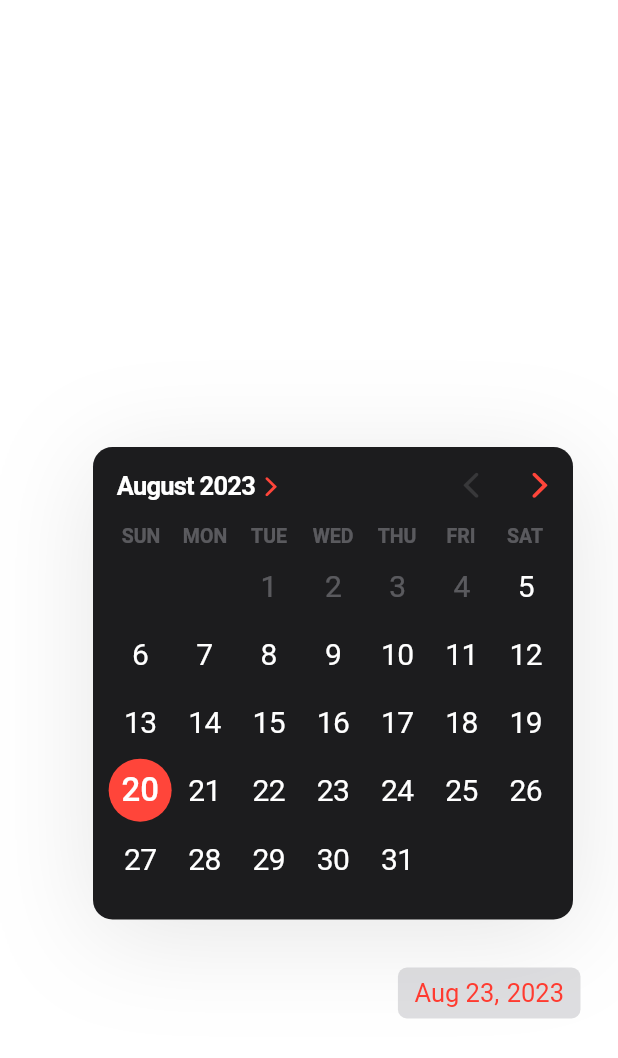
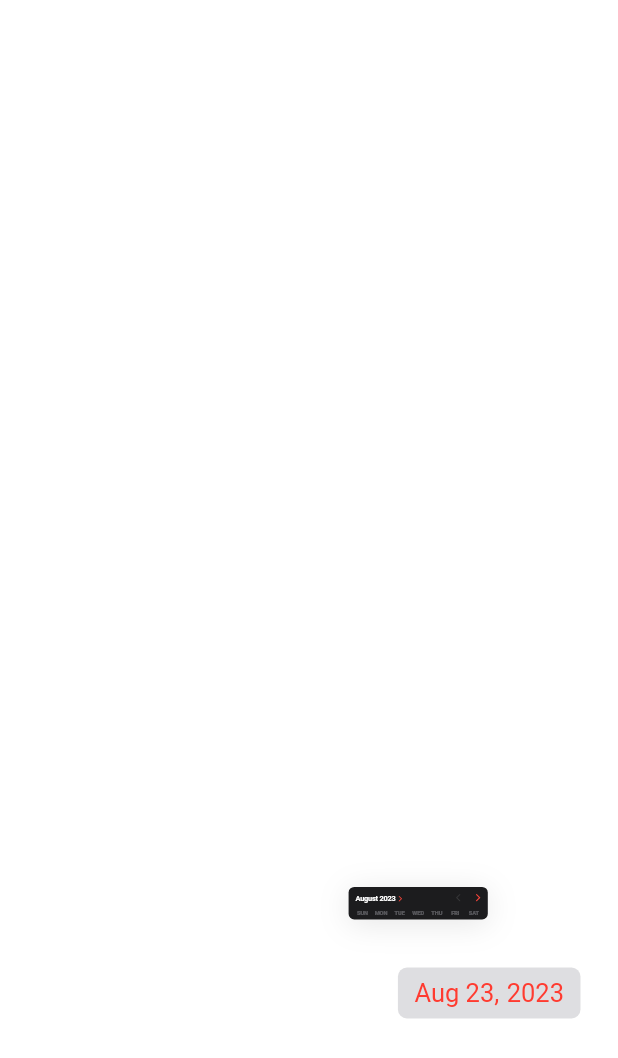
Before and after one commit to philip-soft/cupertino_calendar_picker, a Flutter app: the screen it shows after launch, on a phone screen of 412 x 824 dp. Shown: the top 1058 px of the screen. Run offline on Flutter 3.47's test engine with Material 2 defaults, Android fonts, the light colour scheme and no system bars; our stand-ins replace equatable.

Commit message:
Pop-up animation [WIP] part 2

```diff
--- a/example/analysis_options.yaml
+++ b/example/analysis_options.yaml
@@ -61,11 +61,9 @@ linter:
     file_names: true
     hash_and_equals: true
     implementation_imports: true
-    iterable_contains_unrelated_type: true
     join_return_with_assignment: true
     library_names: true
     library_prefixes: true
-    list_remove_unrelated_type: true
     literal_only_boolean_expressions: true
     no_default_cases: true
     no_duplicate_case_values: true
--- a/example/lib/main.dart
+++ b/example/lib/main.dart
@@ -1,12 +1,11 @@
 import 'package:cupertino_calendar/lib.dart';
 import 'package:flutter/cupertino.dart';
 import 'package:flutter/material.dart';
-import 'package:flutter/scheduler.dart';
 import 'package:flutter_localizations/flutter_localizations.dart';
 import 'package:intl/intl.dart';
 
 void main() {
-  // timeDilation = 5.0;
+  // timeDilation = 10.0;
   runApp(const MyApp());
 }
 
@@ -55,31 +54,234 @@ class MyHomePage extends StatefulWidget {
   State<MyHomePage> createState() => _MyHomePageState();
 }
 
-class _MyHomePageState extends State<MyHomePage> with TickerProviderStateMixin {
-  late AnimationController _controller;
-  late AnimationController _fadeController;
-  late Animation<double> _animation;
+class _MyHomePageState extends State<MyHomePage>
+    with SingleTickerProviderStateMixin {
+  late final AnimationController _controller;
+  late final Animation<double> opacity;
+  late final Animation<double> scale;
+  late final Animation<double> height;
+
   bool _isExpanded = false;
 
   @override
   void initState() {
     super.initState();
-    const duration = Duration(milliseconds: 400);
-
     _controller = AnimationController(
       vsync: this,
-      duration: duration,
-      value: 1.0,
-      lowerBound: 0.3,
+      duration: const Duration(milliseconds: 300),
     );
 
-    _fadeController = AnimationController(
-      vsync: this,
-      duration: duration,
-      value: 1.0,
+    scale = TweenSequence<double>([
+      TweenSequenceItem(
+        tween: Tween(
+          begin: 0.29,
+          end: 0.39,
+        ),
+        weight: 0.071,
+      ),
+      TweenSequenceItem(
+        tween: Tween(
+          begin: 0.39,
+          end: 0.5,
+        ),
+        weight: 0.071,
+      ),
+      TweenSequenceItem(
+        tween: Tween(
+          begin: 0.5,
+          end: 0.61,
+        ),
+        weight: 0.071,
+      ),
+      TweenSequenceItem(
+        tween: Tween(
+          begin: 0.61,
+          end: 0.7,
+        ),
+        weight: 0.071,
+      ),
+      TweenSequenceItem(
+        tween: Tween(
+          begin: 0.7,
+          end: 0.785,
+        ),
+        weight: 0.071,
+      ),
+      TweenSequenceItem(
+        tween: Tween(
+          begin: 0.785,
+          end: 0.85,
+        ),
+        weight: 0.071,
+      ),
+      TweenSequenceItem(
+        tween: Tween(
+          begin: 0.85,
+          end: 0.9,
+        ),
+        weight: 0.071,
+      ),
+      TweenSequenceItem(
+        tween: Tween(
+          begin: 0.9,
+          end: 0.94,
+        ),
+        weight: 0.071,
+      ),
+      TweenSequenceItem(
+        tween: Tween(
+          begin: 0.94,
+          end: 0.965,
+        ),
+        weight: 0.071,
+      ),
+      TweenSequenceItem(
+        tween: Tween(
+          begin: 0.965,
+          end: 0.985,
+        ),
+        weight: 0.071,
+      ),
+      TweenSequenceItem(
+        tween: Tween(
+          begin: 0.985,
+          end: 0.997,
+        ),
+        weight: 0.071,
+      ),
+      TweenSequenceItem(
+        tween: Tween(
+          begin: 0.997,
+          end: 1.0,
+        ),
+        weight: 0.071,
+      ),
+      TweenSequenceItem(
+        tween: Tween(
+          begin: 1.0,
+          end: 1.01,
+        ),
+        weight: 0.071,
+      ),
+      TweenSequenceItem(
+        tween: Tween(
+          begin: 1.01,
+          end: 1.0,
+        ),
+        weight: 0.071,
+      ),
+    ]).animate(
+      CurvedAnimation(
+        parent: _controller,
+        curve: Curves.linear,
+      ),
     );
 
-    _animation = CurvedAnimation(parent: _controller, curve: Curves.easeInOut);
+    height = TweenSequence<double>([
+      TweenSequenceItem(
+        tween: Tween(
+          begin: 75.0,
+          end: 110.0,
+        ),
+        weight: 0.071,
+      ),
+      TweenSequenceItem(
+        tween: Tween(
+          begin: 110.0,
+          end: 150.0,
+        ),
+        weight: 0.071,
+      ),
+      TweenSequenceItem(
+        tween: Tween(
+          begin: 150.0,
+          end: 185.0,
+        ),
+        weight: 0.071,
+      ),
+      TweenSequenceItem(
+        tween: Tween(
+          begin: 185.0,
+          end: 220.0,
+        ),
+        weight: 0.071,
+      ),
+      TweenSequenceItem(
+        tween: Tween(
+          begin: 220.0,
+          end: 245.0,
+        ),
+        weight: 0.071,
+      ),
+      TweenSequenceItem(
+        tween: Tween(
+          begin: 245.0,
+          end: 265.0,
+        ),
+        weight: 0.071,
+      ),
+      TweenSequenceItem(
+        tween: Tween(
+          begin: 265.0,
+          end: 283.0,
+        ),
+        weight: 0.071,
+      ),
+      TweenSequenceItem(
+        tween: Tween(
+          begin: 283.0,
+          end: 295.0,
+        ),
+        weight: 0.071,
+      ),
+      TweenSequenceItem(
+        tween: Tween(
+          begin: 295.0,
+          end: 305.0,
+        ),
+        weight: 0.071,
+      ),
+      TweenSequenceItem(
+        tween: Tween(
+          begin: 305.0,
+          end: 310.0,
+        ),
+        weight: 0.071,
+      ),
+      TweenSequenceItem(
+        tween: Tween(
+          begin: 310.0,
+          end: 315.0,
+        ),
+        weight: 0.071,
+      ),
+      TweenSequenceItem(
+        tween: Tween(
+          begin: 315.0,
+          end: 318.0,
+        ),
+        weight: 0.071,
+      ),
+      TweenSequenceItem(
+        tween: Tween(
+          begin: 318.0,
+          end: 319.0,
+        ),
+        weight: 0.071,
+      ),
+      TweenSequenceItem(
+        tween: Tween(
+          begin: 319.0,
+          end: calendarHeight,
+        ),
+        weight: 0.071,
+      ),
+    ]).animate(
+      CurvedAnimation(
+        parent: _controller,
+        curve: Curves.linear,
+      ),
+    );
   }
 
   @override
@@ -91,10 +293,8 @@ class _MyHomePageState extends State<MyHomePage> with TickerProviderStateMixin {
   void _toggleAnimation() {
     if (_isExpanded) {
       _controller.reverse();
-      _fadeController.reverse();
     } else {
       _controller.forward();
-      _fadeController.forward();
     }
     setState(() {
       _isExpanded = !_isExpanded;
@@ -104,8 +304,8 @@ class _MyHomePageState extends State<MyHomePage> with TickerProviderStateMixin {
       _width = calendarWidth;
       _height = calendarHeight;
     } else {
-      _width = 204.0;
-      _height = 94.0;
+      _width = calendarWidth - 3.0;
+      _height = 75.0;
     }
 
     setState(() {});
@@ -125,40 +325,8 @@ class _MyHomePageState extends State<MyHomePage> with TickerProviderStateMixin {
           Positioned(
             bottom: 211.0,
             right: 30.0,
-            child: FadeTransition(
-              opacity: CurvedAnimation(
-                parent: _fadeController,
-                curve: Curves.easeInOut,
-              ),
-              child: ScaleTransition(
-                scale: TweenSequence<double>([
-                  TweenSequenceItem(
-                    tween: Tween(
-                      begin: 0.0,
-                      end: 1.0,
-                    ),
-                    weight: 0.8,
-                  ),
-                  TweenSequenceItem(
-                    tween: Tween(
-                      begin: 1.0,
-                      end: 1.05,
-                    ),
-                    weight: 0.1,
-                  ),
-                  TweenSequenceItem(
-                    tween: Tween(
-                      begin: 1.05,
-                      end: 1.0,
-                    ),
-                    weight: 0.1,
-                  ),
-                ]).animate(_controller),
-                alignment: Alignment.bottomCenter,
-                child: AnimatedContainer(
-                  duration: _controller.duration!,
-                  curve: Curves.easeInOut,
-                  height: _height,
+            child: AnimatedBuilder(
+              animation: _controller,
               child: CupertinoCalendar(
                 minimumDate: nowDate.subtract(const Duration(days: 15)),
                 initialDate: nowDate,
@@ -166,8 +334,16 @@ class _MyHomePageState extends State<MyHomePage> with TickerProviderStateMixin {
                 maximumDate: DateTime(2030, 02, 14),
                 onDateChanged: (_) {},
               ),
+              builder: (context, child) {
+                return Transform.scale(
+                  scale: scale.value,
+                  alignment: const Alignment(0.5, 1.0),
+                  child: SizedBox(
+                    height: height.value,
+                    child: child,
                   ),
-              ),
+                );
+              },
             ),
           ),
           Positioned(
```
Lines whose indentation alone changed are shown as unchanged.
